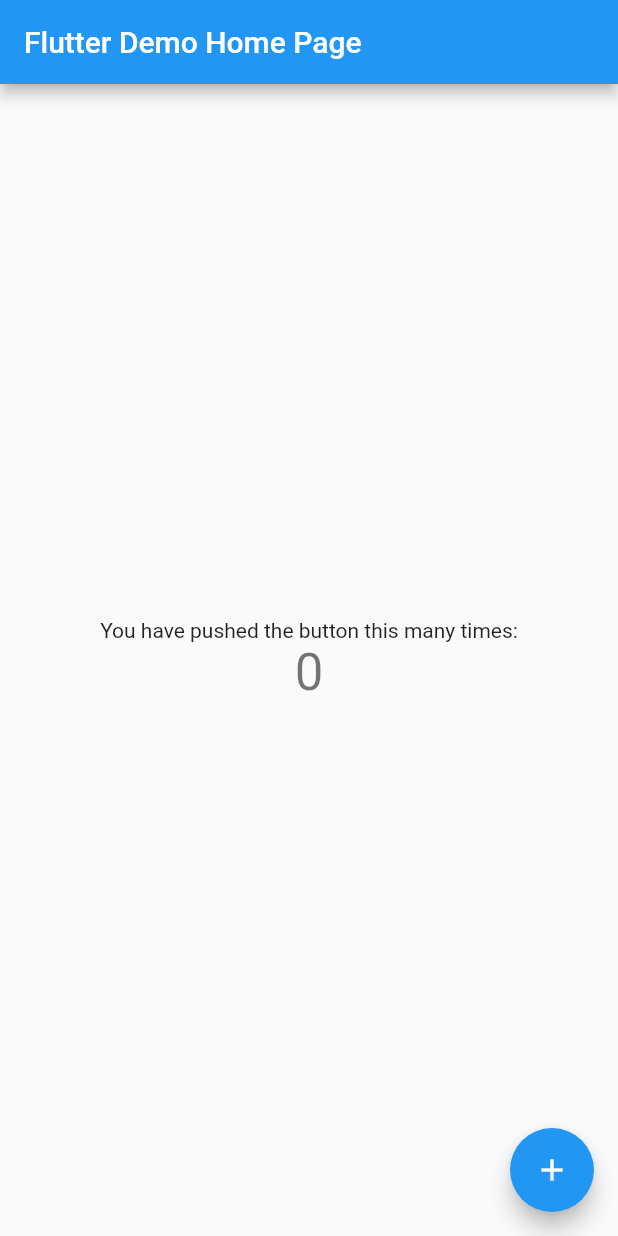
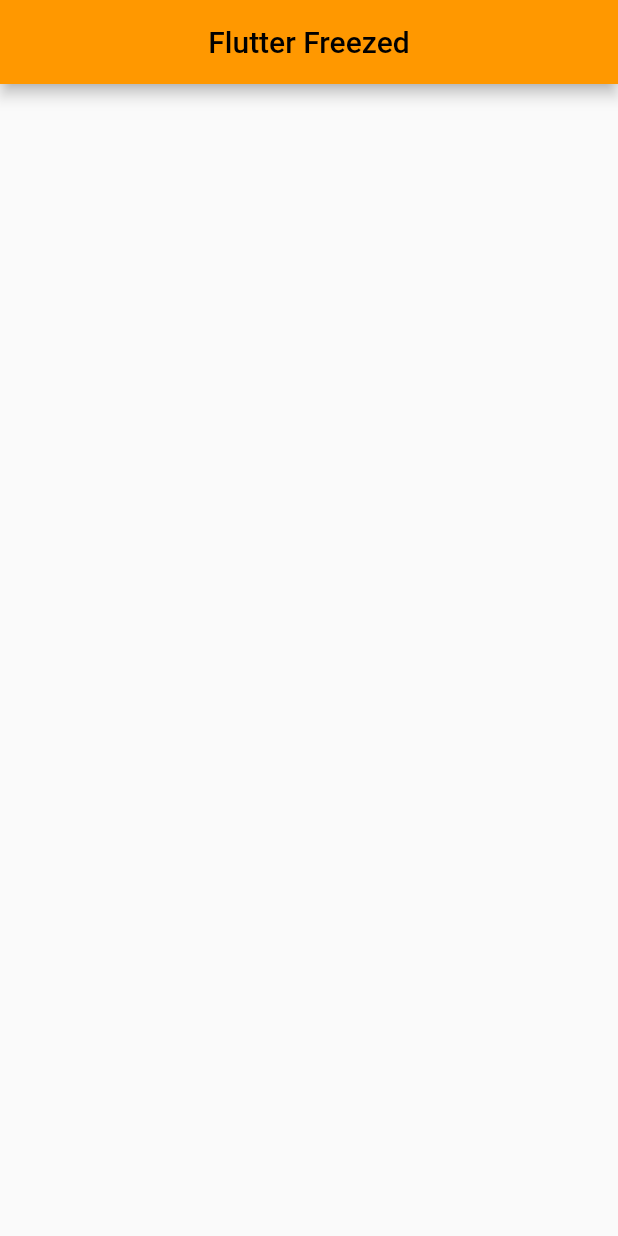
Before and after one commit to purnima-gosain/freezed, a Flutter app: the screen it shows after launch, on a phone screen of 412 x 824 dp. Run offline on Flutter 3.47's test engine with Material 2 defaults, Android fonts, the phone set to English and light mode, and no system bars.

Commit message:
style: hide the debugShowCheckedModeBanner and change the color of primary swatch

```diff
--- a/flutter_freezed/lib/main.dart
+++ b/flutter_freezed/lib/main.dart
@@ -11,6 +11,7 @@
   @override
   Widget build(BuildContext context) {
     return MaterialApp(
+      debugShowCheckedModeBanner: false,
       title: 'Flutter Demo',
       theme: ThemeData(
         // This is the theme of your application.
@@ -22,9 +23,9 @@
         // or simply save your changes to "hot reload" in a Flutter IDE).
         // Notice that the counter didn't reset back to zero; the application
         // is not restarted.
-        primarySwatch: Colors.blue,
+        primarySwatch: Colors.orange,
       ),
-      home: const MyHomePage(title: 'Flutter Demo Home Page'),
+      home: const MyHomePage(title: 'Flutter Freezed'),
     );
   }
 }
@@ -48,19 +49,6 @@
 }
 
 class _MyHomePageState extends State<MyHomePage> {
-  int _counter = 0;
-
-  void _incrementCounter() {
-    setState(() {
-      // This call to setState tells the Flutter framework that something has
-      // changed in this State, which causes it to rerun the build method below
-      // so that the display can reflect the updated values. If we changed
-      // _counter without calling setState(), then the build method would not be
-      // called again, and so nothing would appear to happen.
-      _counter++;
-    });
-  }
-
   @override
   Widget build(BuildContext context) {
     // This method is rerun every time setState is called, for instance as done
@@ -71,45 +59,17 @@
     // than having to individually change instances of widgets.
     return Scaffold(
       appBar: AppBar(
+        centerTitle: true,
         // Here we take the value from the MyHomePage object that was created by
         // the App.build method, and use it to set our appbar title.
         title: Text(widget.title),
       ),
-      body: Center(
-        // Center is a layout widget. It takes a single child and positions it
-        // in the middle of the parent.
-        child: Column(
-          // Column is also a layout widget. It takes a list of children and
-          // arranges them vertically. By default, it sizes itself to fit its
-          // children horizontally, and tries to be as tall as its parent.
-          //
-          // Invoke "debug painting" (press "p" in the console, choose the
-          // "Toggle Debug Paint" action from the Flutter Inspector in Android
-          // Studio, or the "Toggle Debug Paint" command in Visual Studio Code)
-          // to see the wireframe for each widget.
-          //
-          // Column has various properties to control how it sizes itself and
-          // how it positions its children. Here we use mainAxisAlignment to
-          // center the children vertically; the main axis here is the vertical
-          // axis because Columns are vertical (the cross axis would be
-          // horizontal).
-          mainAxisAlignment: MainAxisAlignment.center,
-          children: <Widget>[
-            const Text(
-              'You have pushed the button this many times:',
-            ),
-            Text(
-              '$_counter',
-              style: Theme.of(context).textTheme.headline4,
-            ),
-          ],
-        ),
-      ),
-      floatingActionButton: FloatingActionButton(
-        onPressed: _incrementCounter,
-        tooltip: 'Increment',
-        child: const Icon(Icons.add),
-      ), // This trailing comma makes auto-formatting nicer for build methods.
+      body: const Center(
+          // Center is a layout widget. It takes a single child and positions it
+          // in the middle of the parent.
+
+          ),
+      // This trailing comma makes auto-formatting nicer for build methods.
     );
   }
 }
```
